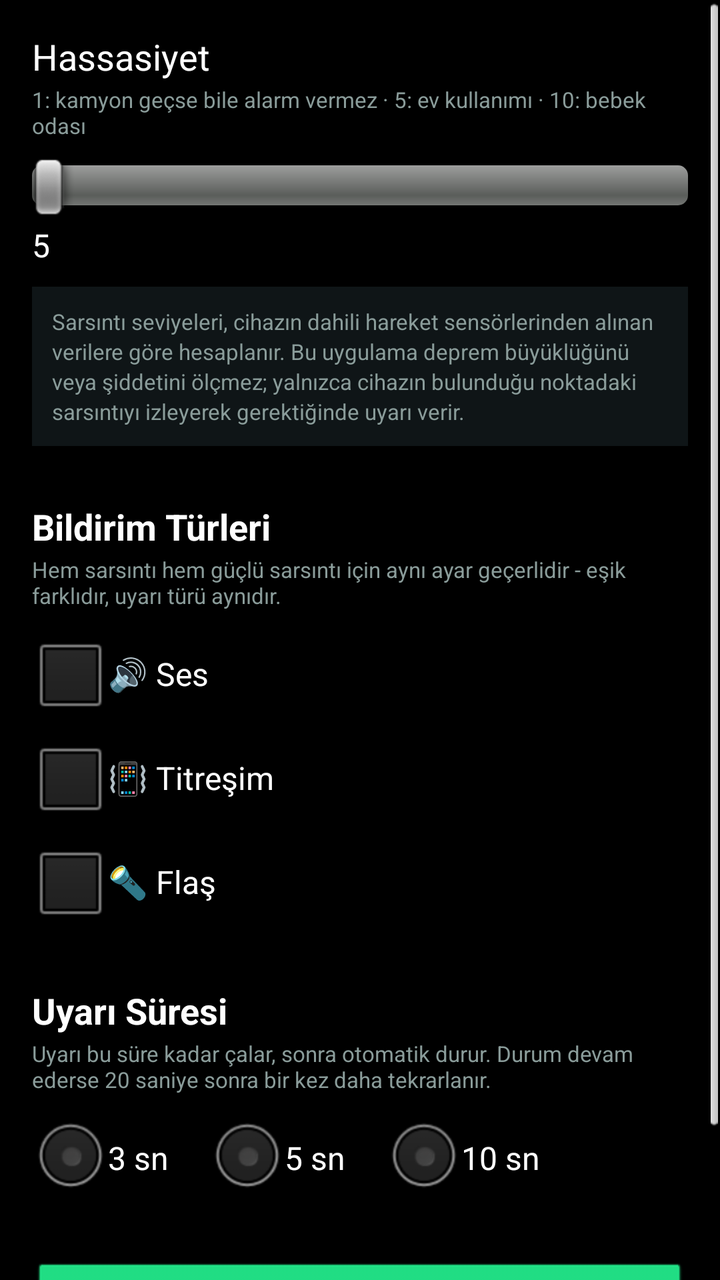
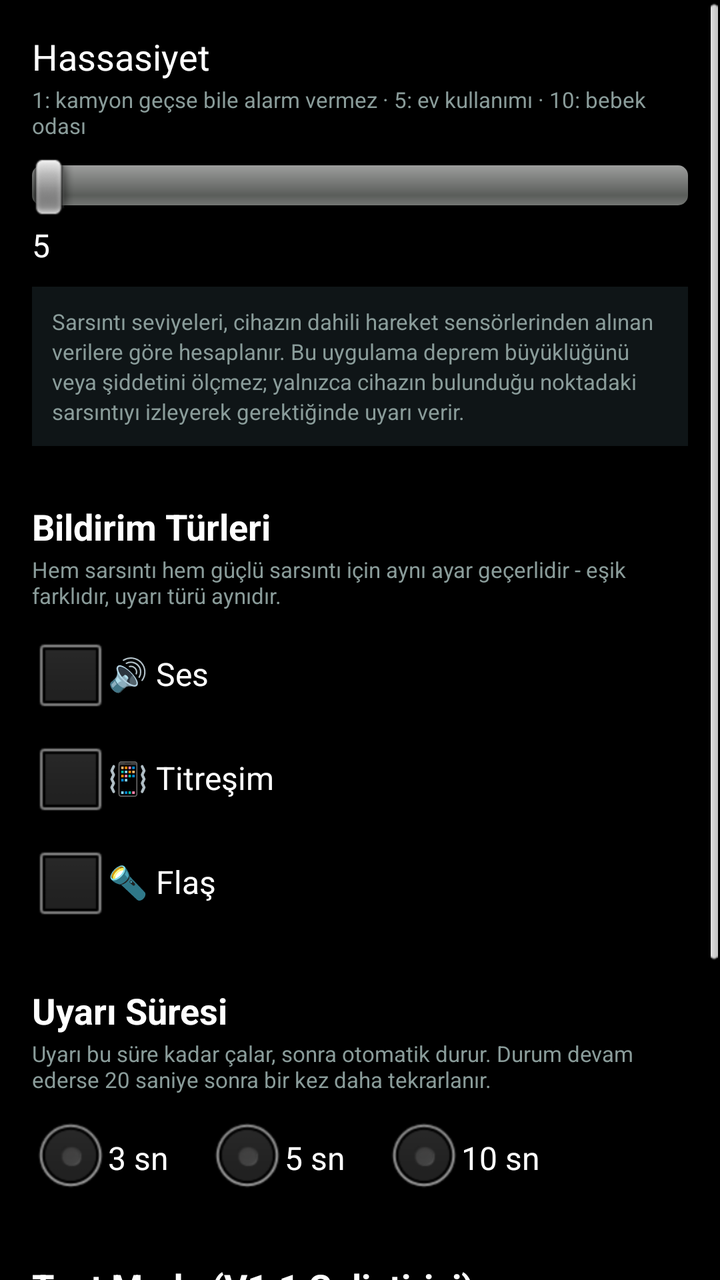

Two renders of the same Android screen: before a commit and after it. Below are the layout's source before the change and the commit's diff.
<!-- AndroidManifest.xml: application theme android:Theme.Black.NoTitleBar -->
<!-- res/layout/activity_settings.xml -->
<?xml version="1.0" encoding="utf-8"?>
<ScrollView xmlns:android="http://schemas.android.com/apk/res/android"
    android:layout_width="match_parent"
    android:layout_height="match_parent"
    android:background="#05070707">

    <LinearLayout
        android:layout_width="match_parent"
        android:layout_height="wrap_content"
        android:orientation="vertical"
        android:padding="16dp">

        <TextView
            android:layout_width="wrap_content"
            android:layout_height="wrap_content"
            android:text="Hassasiyet"
            android:textColor="#FFFFFF"
            android:textSize="18sp"/>

        <TextView
            android:layout_width="wrap_content"
            android:layout_height="wrap_content"
            android:text="1: kamyon geçse bile alarm vermez · 5: ev kullanımı · 10: bebek odası"
            android:textColor="#8A9C9A"
            android:textSize="11sp"
            android:layout_marginTop="2dp"/>

        <SeekBar
            android:id="@+id/seekSensitivity"
            android:layout_width="match_parent"
            android:layout_height="wrap_content"
            android:layout_marginTop="8dp"/>

        <TextView
            android:id="@+id/tvSensitivityValue"
            android:layout_width="wrap_content"
            android:layout_height="wrap_content"
            android:text="5"
            android:textColor="#FFFFFF"
            android:textSize="16sp"
            android:layout_marginTop="4dp"/>

        <TextView
            android:layout_width="wrap_content"
            android:layout_height="wrap_content"
            android:layout_marginTop="10dp"
            android:padding="10dp"
            android:background="#0F1517"
            android:text="Sarsıntı seviyeleri, cihazın dahili hareket sensörlerinden alınan verilere göre hesaplanır. Bu uygulama deprem büyüklüğünü veya şiddetini ölçmez; yalnızca cihazın bulunduğu noktadaki sarsıntıyı izleyerek gerektiğinde uyarı verir."
            android:textColor="#8A9C9A"
            android:textSize="11sp"
            android:lineSpacingExtra="2dp"/>

        <TextView
            android:layout_width="wrap_content"
            android:layout_height="wrap_content"
            android:text="Bildirim Türleri"
            android:textColor="#FFFFFF"
            android:textSize="18sp"
            android:textStyle="bold"
            android:layout_marginTop="28dp"/>

        <TextView
            android:layout_width="wrap_content"
            android:layout_height="wrap_content"
            android:text="Hem sarsıntı hem güçlü sarsıntı için aynı ayar geçerlidir - eşik farklıdır, uyarı türü aynıdır."
            android:textColor="#8A9C9A"
            android:textSize="11sp"
            android:layout_marginTop="2dp"/>

        <CheckBox
            android:id="@+id/cbSound"
            android:layout_width="wrap_content"
            android:layout_height="wrap_content"
            android:text="🔊 Ses"
            android:textColor="#FFFFFF"
            android:layout_marginTop="8dp"/>

        <CheckBox
            android:id="@+id/cbVib"
            android:layout_width="wrap_content"
            android:layout_height="wrap_content"
            android:text="📳 Titreşim"
            android:textColor="#FFFFFF"
            android:layout_marginTop="4dp"/>

        <CheckBox
            android:id="@+id/cbFlash"
            android:layout_width="wrap_content"
            android:layout_height="wrap_content"
            android:text="🔦 Flaş"
            android:textColor="#FFFFFF"
            android:layout_marginTop="4dp"/>

        <TextView
            android:layout_width="wrap_content"
            android:layout_height="wrap_content"
            android:text="Uyarı Süresi"
            android:textColor="#FFFFFF"
            android:textSize="18sp"
            android:textStyle="bold"
            android:layout_marginTop="28dp"/>

        <TextView
            android:layout_width="wrap_content"
            android:layout_height="wrap_content"
            android:text="Uyarı bu süre kadar çalar, sonra otomatik durur. Durum devam ederse 20 saniye sonra bir kez daha tekrarlanır."
            android:textColor="#8A9C9A"
            android:textSize="11sp"
            android:layout_marginTop="2dp"/>

        <RadioGroup
            android:id="@+id/durationGroup"
            android:layout_width="wrap_content"
            android:layout_height="wrap_content"
            android:orientation="horizontal"
            android:layout_marginTop="8dp">

            <RadioButton
                android:id="@+id/dur3"
                android:layout_width="wrap_content"
                android:layout_height="wrap_content"
                android:text="3 sn"
                android:textColor="#FFFFFF"
                android:layout_marginEnd="20dp"/>

            <RadioButton
                android:id="@+id/dur5"
                android:layout_width="wrap_content"
                android:layout_height="wrap_content"
                android:text="5 sn"
                android:textColor="#FFFFFF"
                android:layout_marginEnd="20dp"/>

            <RadioButton
                android:id="@+id/dur10"
                android:layout_width="wrap_content"
                android:layout_height="wrap_content"
                android:text="10 sn"
                android:textColor="#FFFFFF"/>

        </RadioGroup>

        <Button
            android:id="@+id/btnSave"
            android:layout_width="match_parent"
            android:layout_height="wrap_content"
            android:text="AYARLARI KAYDET"
            android:backgroundTint="#22E88A"
            android:textColor="#000000"
            android:layout_marginTop="28dp"/>

        <Button
            android:id="@+id/btnBack"
            android:layout_width="wrap_content"
            android:layout_height="wrap_content"
            android:text="GERİ"
            android:background="@drawable/btn_outline"
            android:textColor="#DCE7E5"
            android:paddingLeft="24dp"
            android:paddingRight="24dp"
            android:layout_marginTop="12dp"/>

    </LinearLayout>
</ScrollView>
<!-- resources referenced by this layout -->
<resources>
  <!-- drawable btn_outline (drawable) -->
  <?xml version="1.0" encoding="utf-8"?>
  <shape xmlns:android="http://schemas.android.com/apk/res/android"
      android:shape="rectangle">
      <stroke android:width="1dp" android:color="#3A4A48"/>
      <corners android:radius="6dp"/>
      <solid android:color="@android:color/transparent"/>
  </shape>
</resources>

<!-- the commit's change to res/layout/activity_settings.xml (unified diff, before → after) -->
@@ -141,6 +141,31 @@
 
         </RadioGroup>
 
+        <TextView
+            android:layout_width="wrap_content"
+            android:layout_height="wrap_content"
+            android:text="Test Modu (V1.1 Geliştirici)"
+            android:textColor="#FFFFFF"
+            android:textSize="18sp"
+            android:textStyle="bold"
+            android:layout_marginTop="28dp"/>
+
+        <TextView
+            android:layout_width="wrap_content"
+            android:layout_height="wrap_content"
+            android:text="Deneysel ikinci bir algoritmayı (Z ekseni dahil) arka planda gölge olarak çalıştırıp karşılaştırır. Gerçek alarmı hiç etkilemez, sadece gözlem yapar. Kapalıyken hiç çalışmaz, pil harcamaz."
+            android:textColor="#8A9C9A"
+            android:textSize="11sp"
+            android:layout_marginTop="2dp"/>
+
+        <Switch
+            android:id="@+id/switchTestMode"
+            android:layout_width="wrap_content"
+            android:layout_height="wrap_content"
+            android:text="Test Modunu Aç"
+            android:textColor="#FFFFFF"
+            android:layout_marginTop="8dp"/>
+
         <Button
             android:id="@+id/btnSave"
             android:layout_width="match_parent"
